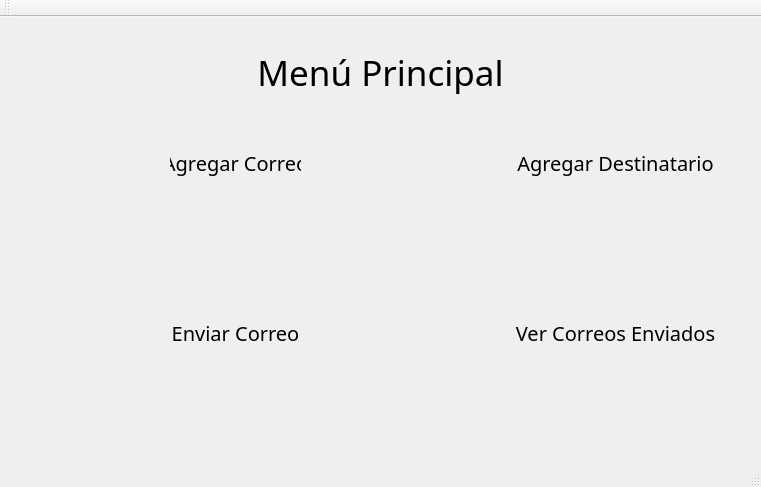
This is mainwindow.ui in miguelhasbun/Project1 as Qt 5 draws it before an edit. The edited form follows.
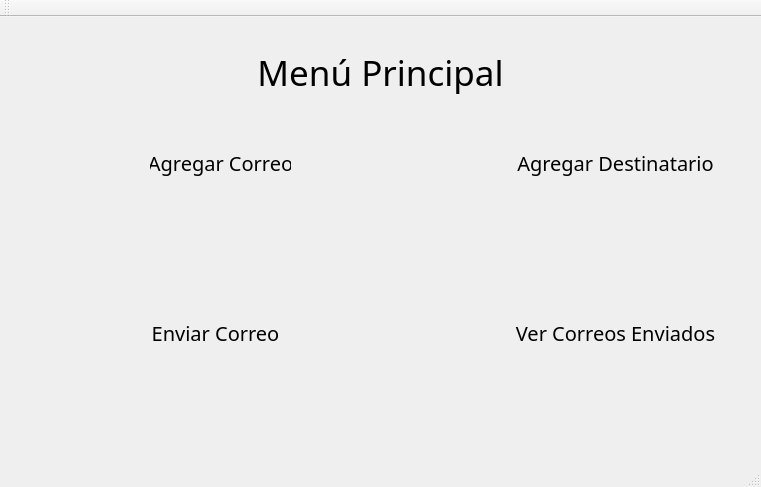
This is the edited form. Icons and pictures are not drawn.

Commit message: Arreglado imágenes de formulario inicial

```diff
--- a/mainwindow.ui
+++ b/mainwindow.ui
@@ -17,7 +17,7 @@
    <widget class="QLabel" name="label">
     <property name="geometry">
      <rect>
-      <x>70</x>
+      <x>50</x>
       <y>110</y>
       <width>81</width>
       <height>81</height>
@@ -44,9 +44,9 @@
    <widget class="QLabel" name="label_2">
     <property name="geometry">
      <rect>
-      <x>170</x>
+      <x>150</x>
       <y>120</y>
-      <width>131</width>
+      <width>141</width>
       <height>51</height>
      </rect>
     </property>
@@ -151,7 +151,7 @@
    <widget class="QLabel" name="label_7">
     <property name="geometry">
      <rect>
-      <x>70</x>
+      <x>40</x>
       <y>260</y>
       <width>91</width>
       <height>101</height>
@@ -197,7 +197,7 @@
    <widget class="QLabel" name="label_9">
     <property name="geometry">
      <rect>
-      <x>170</x>
+      <x>150</x>
       <y>290</y>
       <width>131</width>
       <height>51</height>
```
Left out of the diff: 6 changed lines with no effect on the pictures.
